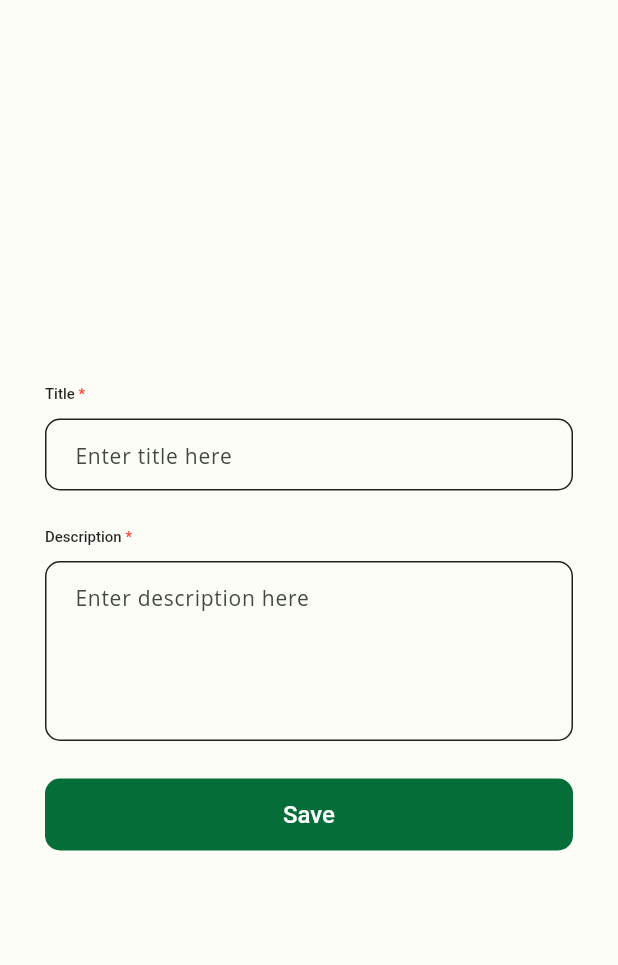
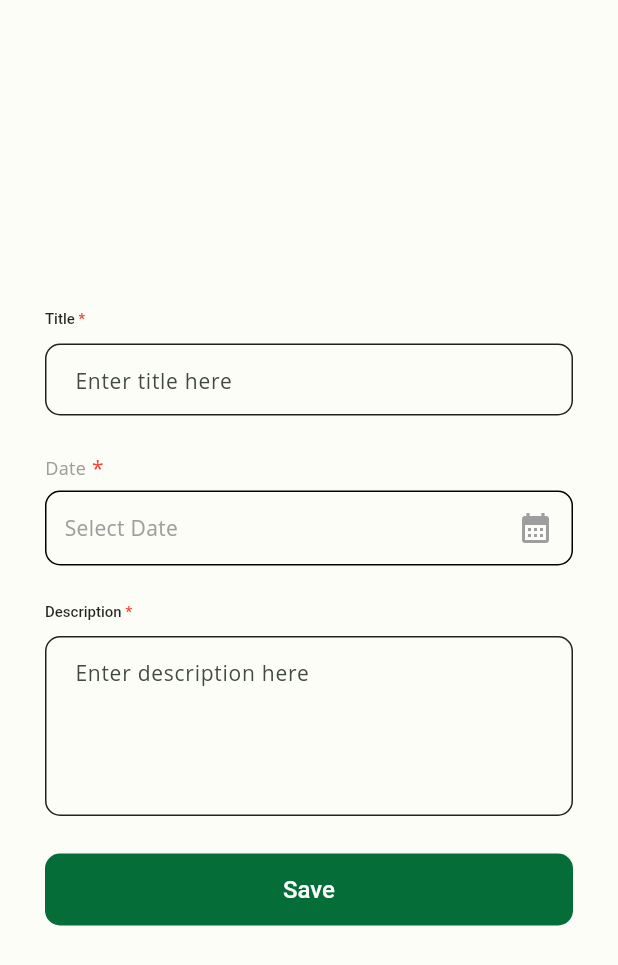
Before and after one commit to SumanRasaili/Notes-App, a Flutter app: the AddOrEditNotesPage widget shown alone on an empty page, opened directly with empty values, on a phone screen of 412 x 824 dp. Shown: the top 965 px of the screen. Run offline on Flutter 3.47's test engine with Material 3 defaults, Android fonts, the phone set to English and light mode, and no system bars; our stand-ins replace bot_toast, cloud_firestore, firebase_auth, firebase_core, flutter_hooks, flutter_phoenix and 2 more; accounts and stored records are empty; Roboto replaces fonts that are missing (Open Sans, Poppins).

Commit message:
ui fixes and datetime field added for note adding

```diff
--- /dev/null
+++ b/lib/components/custom_date_time_picker.dart
@@ -0,0 +1,184 @@
+import 'package:flutter/material.dart';
+import 'package:intl/intl.dart';
+
+class CustomDatetimePicker extends FormField<DateTime> {
+  CustomDatetimePicker({
+    super.key,
+    required String labelText,
+    required void Function(DateTime?)? onDatePicked,
+    required String hintText,
+    super.validator,
+    super.initialValue,
+    DateTime? initialDate,
+    DateTime? firstDate,
+    DateTime? lastDate,
+    TextStyle? labelStyle,
+    bool isFilled = true,
+    Color? hintTextColor,
+    bool hasContainer = false,
+    double? height,
+    FontWeight? fontWeight,
+    bool isRequired = false,
+    bool readOnly = false,
+    String? dateFormat,
+  }) : super(
+          onSaved: onDatePicked,
+          autovalidateMode: AutovalidateMode.onUserInteraction,
+          builder: (FormFieldState<DateTime> state) {
+            debugPrint('Initial date $initialDate');
+
+            debugPrint('${state.value}');
+
+            return Builder(builder: (context) {
+              return Column(
+                crossAxisAlignment: CrossAxisAlignment.start,
+                children: [
+                  if (labelText.isNotEmpty) ...[
+                    Row(
+                      children: [
+                        Text(
+                          labelText,
+                          style: labelStyle ??
+                              const TextStyle(
+                                fontWeight: FontWeight.w500,
+                                fontSize: 12,
+                                color: Colors.grey,
+                              ),
+                        ),
+                        isRequired
+                            ? const Text(
+                                ' *',
+                                style: TextStyle(color: Colors.red),
+                              )
+                            : const SizedBox.shrink(),
+                      ],
+                    ),
+                    const SizedBox(
+                      height: 5,
+                    ),
+                  ],
+                  SizedBox(
+                    height: height ?? (hasContainer ? 34 : 50),
+                    child: dateTimeButton(context,
+                        state: state,
+                        isFilled: isFilled,
+                        lastDate: lastDate,
+                        initialDate: initialDate,
+                        firstDate: firstDate,
+                        hintText: hintText,
+                        hintTextColor: hintTextColor,
+                        hasSide: hasContainer,
+                        hasSuffixIcon: hasContainer,
+                        fontWeight: fontWeight,
+                        dateFormat: dateFormat,
+                        readOnly: readOnly),
+                  ),
+                  state.hasError
+                      ? Padding(
+                          padding: const EdgeInsets.symmetric(
+                            horizontal: 18,
+                            vertical: 8.0,
+                          ),
+                          child: Text(
+                            state.errorText ?? "",
+                            style: TextStyle(
+                              color: Colors.red.shade700,
+                              fontSize: 12,
+                            ),
+                          ),
+                        )
+                      : Container()
+                ],
+              );
+            });
+          },
+        );
+}
+
+Widget dateTimeButton(
+  BuildContext context, {
+  required FormFieldState<DateTime> state,
+  bool isFilled = false,
+  Color? hintTextColor,
+  DateTime? initialDate,
+  DateTime? firstDate,
+  DateTime? lastDate,
+  FontWeight? fontWeight,
+  required String hintText,
+  bool hasSide = false,
+  String? dateFormat,
+  bool hasSuffixIcon = false,
+  bool readOnly = false,
+}) {
+  return Container(
+    padding:
+        hasSide ? EdgeInsets.zero : const EdgeInsets.symmetric(horizontal: 12),
+    decoration: BoxDecoration(
+      border: Border.all(),
+      // color: Colors.grey.shade400,
+      // border: hasSide
+      //     ? const Border(
+      //         bottom: BorderSide(
+      //           color: AppColors.blueColor,
+      //         ),
+      //       )
+      //     : Border.all(
+      //         width: 1.4,
+      //         color:
+      //             state.hasError ? Colors.red.shade600 : AppColors.borderColor,
+      //       ),
+      borderRadius: hasSide ? null : BorderRadius.circular(10.0),
+    ),
+    child: InkWell(
+      onTap: readOnly
+          ? null
+          : () async {
+              final date = await showDatePicker(
+                // selectableDayPredicate: ,
+                context: context,
+                initialDate: initialDate ?? lastDate ?? DateTime.now(),
+                firstDate: firstDate ??
+                    DateTime(
+                      DateTime.now().year - 100,
+                    ),
+                lastDate: lastDate ?? DateTime.now(),
+                builder: (context, child) {
+                  return Theme(
+                    data: ThemeData(colorScheme: Theme.of(context).colorScheme),
+                    child: child!,
+                  );
+                },
+              );
+              if (date != null) {
+                state.didChange(date);
+                state.save();
+              }
+            },
+      child: Row(
+        crossAxisAlignment: CrossAxisAlignment.center,
+        mainAxisAlignment: MainAxisAlignment.spaceBetween,
+        children: [
+          Text(
+            state.value != null
+                ? DateFormat(dateFormat ?? "yyyy-MM-dd").format(state.value!)
+                : hintText,
+            style: TextStyle(
+              color: state.value != null
+                  ? Colors.black
+                  : hintTextColor ?? Colors.grey,
+              fontSize: 14.0,
+              fontWeight: fontWeight,
+            ),
+          ),
+          const SizedBox(
+            width: 15,
+          ),
+          hasSuffixIcon
+              ? const SizedBox()
+              : Icon(Icons.calendar_month,
+                  color: state.hasError ? Colors.red.shade600 : Colors.grey)
+        ],
+      ),
+    ),
+  );
+}
--- a/lib/config/asset_paths.dart
+++ b/lib/config/asset_paths.dart
@@ -1,5 +1,5 @@
 class AssetPaths {
   static const String _imagePath = "assets/images";
   static String notesImage = "$_imagePath/notess.png";
-  static String noDataFound = "$_imagePath/no_data.jpg";
+  static String noDataFound = "$_imagePath/no_data.png";
 }
--- a/lib/ui/auth/screens/login_screen.dart
+++ b/lib/ui/auth/screens/login_screen.dart
@@ -91,7 +91,7 @@ class LoginScreen extends HookConsumerWidget {
                   },
                   child: RichText(
                     textAlign: TextAlign.center,
-                    text: TextSpan(text: "Don't have an Account  ", children: [
+                    text: TextSpan(text: "Don't have an Account  ",style:const TextStyle(color: Colors.black), children: [
                       const WidgetSpan(
                           alignment: PlaceholderAlignment.baseline,
                           baseline: TextBaseline.alphabetic,
--- a/lib/ui/auth/screens/sign_up_screen.dart
+++ b/lib/ui/auth/screens/sign_up_screen.dart
@@ -86,7 +86,10 @@ class SignUpScreen extends HookConsumerWidget {
                   },
                   child: RichText(
                     textAlign: TextAlign.center,
-                    text: TextSpan(text: "Already have an Account", children: [
+                    text: TextSpan(
+                        text: "Already have an Account",
+                        style: const TextStyle(color: Colors.black),
+                        children: [
                           const WidgetSpan(
                               alignment: PlaceholderAlignment.baseline,
                               baseline: TextBaseline.alphabetic,
--- a/lib/ui/home/model/note_models.dart
+++ b/lib/ui/home/model/note_models.dart
@@ -4,7 +4,7 @@ class NotesModel {
   final String? id;
   final String? title;
   final String? description;
-  final String? date;
+  final DateTime? date;
   final DateTime? createdDate;
   NotesModel(
       {required this.title,
@@ -17,7 +17,7 @@ class NotesModel {
       {String? title,
       String? id,
       String? description,
-      String? date,
+      DateTime? date,
       DateTime? createdDate}) {
     return NotesModel(
         id: id ?? this.id,
@@ -42,7 +42,7 @@ class NotesModel {
         id: map["id"] ?? "",
         title: map['title'] ?? "",
         description: map['description'] ?? "",
-        date: map['date'] ?? "",
+        date: (map["date"] as Timestamp).toDate(),
         createdDate: (map["created_date"] as Timestamp).toDate());
   }
 }
--- a/lib/ui/home/provider/notes_prov.dart
+++ b/lib/ui/home/provider/notes_prov.dart
@@ -20,6 +20,7 @@ class NotesNotifier extends StateNotifier<Stream<List<NotesModel>>> {
     print("NOtes state is $state");
   }
 
+
   deleteNote(String id) {
     ref.read(notesRepositoryProvider).deleteProduct(id: id);
   }
--- a/lib/ui/home/widgets/show_dialog.dart
+++ b/lib/ui/home/widgets/show_dialog.dart
@@ -1,6 +1,7 @@
 import 'package:flutter/material.dart';
 import 'package:hooks_riverpod/hooks_riverpod.dart';
 import 'package:notesapp/components/custom_button.dart';
+import 'package:notesapp/components/custom_date_time_picker.dart';
 import 'package:notesapp/components/custom_textfield.dart';
 import 'package:notesapp/utils/validation.dart';
 
@@ -9,9 +10,11 @@ class AddOrEditNotesPage extends ConsumerWidget {
   final VoidCallback onPressed;
   final TextEditingController titleController;
   final TextEditingController descriptionController;
-  const AddOrEditNotesPage(
+  DateTime dateTime;
+  AddOrEditNotesPage(
       {required this.onPressed,
       required this.formKey,
+      required this.dateTime,
       required this.titleController,
       required this.descriptionController,
       super.key});
@@ -41,6 +44,17 @@ class AddOrEditNotesPage extends ConsumerWidget {
                   const SizedBox(
                     height: 25,
                   ),
+                  CustomDatetimePicker(
+                      isRequired: true,
+                      isFilled: false,
+                      labelText: "Date",
+                      onDatePicked: (v) {
+                        dateTime = v!;
+                      },
+                      hintText: "Select Date"),
+                  const SizedBox(
+                    height: 25,
+                  ),
                   CustomTextField(
                     showRequired: true,
                     controller: descriptionController,
```
Also changed, not shown: lib/ui/home/view/home_page.dart (+27 -9 lines), lib/ui/home/widgets/note_list.dart (+28 -6 lines). Lines whose indentation alone changed are shown as unchanged.
